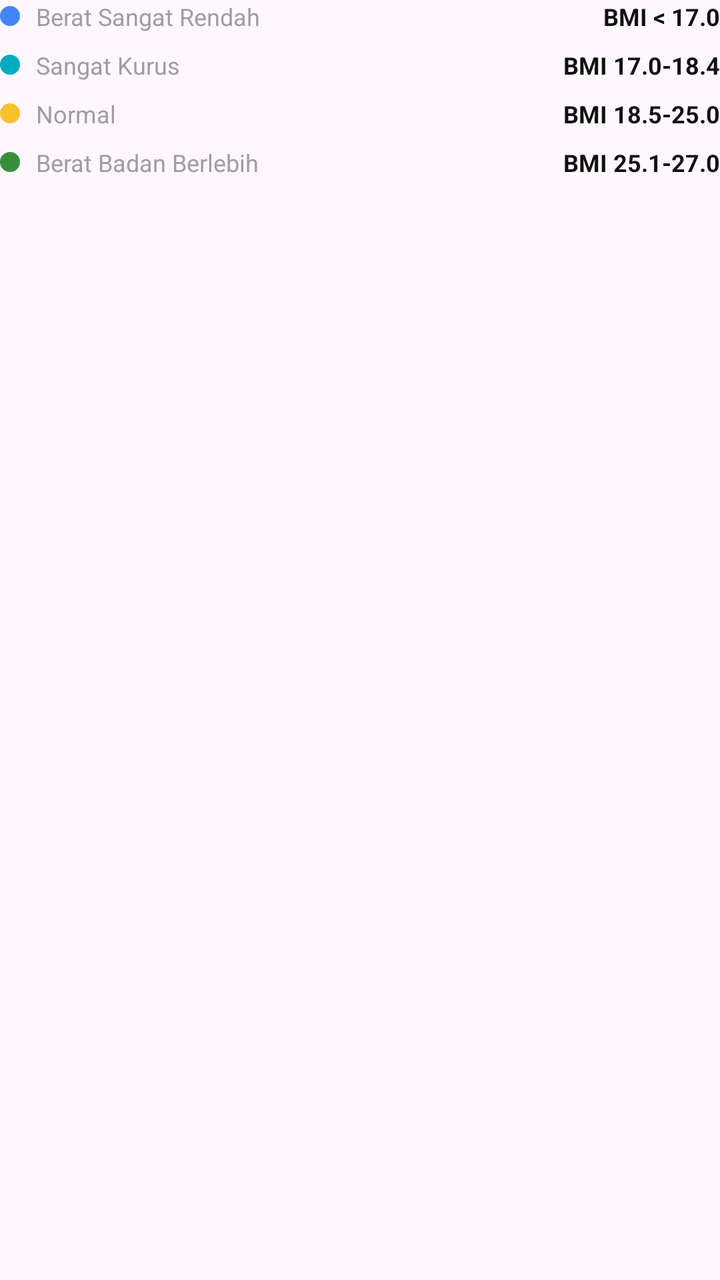
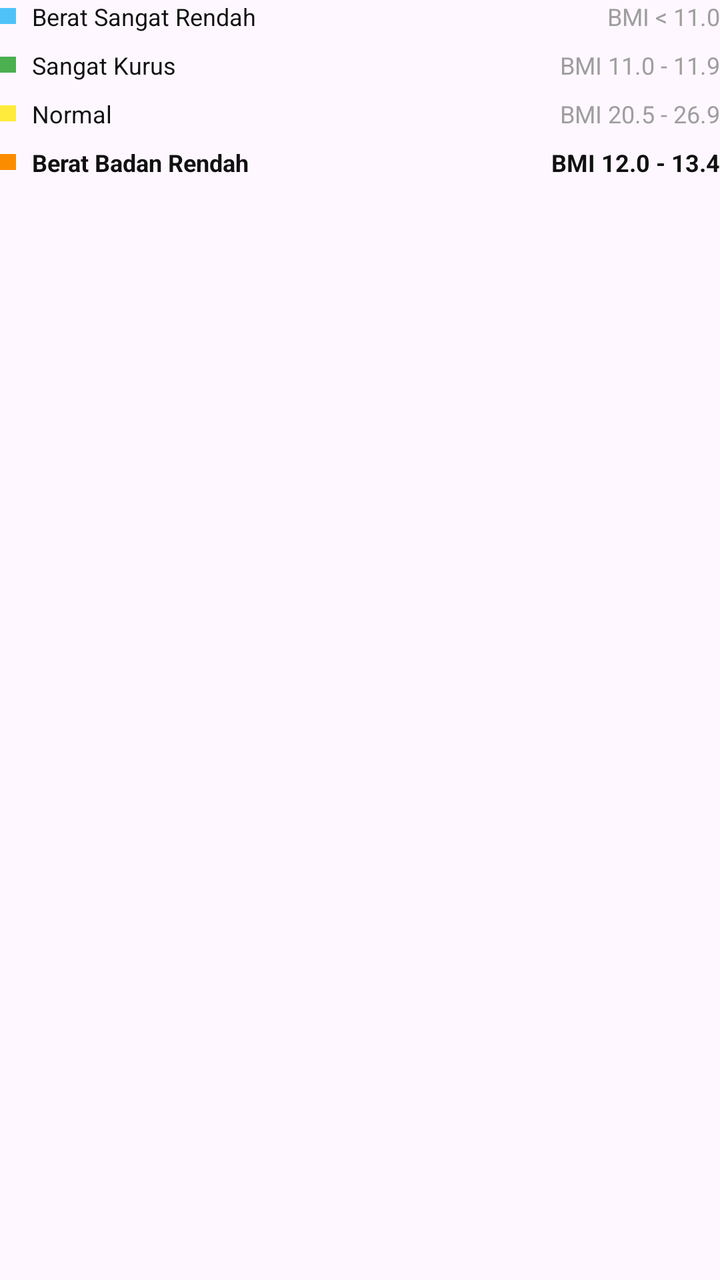

Before-and-after screenshots of an Android layout around one commit, followed by the original layout XML and the change that was made.
<!-- AndroidManifest.xml: application theme Theme.TrackerSiklusMenstruasi -->
<!-- res/layout/item_bmi_legend.xml -->
<?xml version="1.0" encoding="utf-8"?>
<LinearLayout xmlns:android="http://schemas.android.com/apk/res/android"
    android:layout_width="match_parent"
    android:layout_height="wrap_content"
    android:orientation="vertical">

    <LinearLayout android:layout_width="match_parent" android:layout_height="wrap_content" android:orientation="horizontal" android:layout_marginBottom="8dp">
        <View android:layout_width="10dp" android:layout_height="10dp" android:layout_gravity="center_vertical" android:background="@drawable/bg_circle_pink" android:backgroundTint="#4285F4" />
        <TextView android:layout_width="0dp" android:layout_height="wrap_content" android:layout_weight="1" android:layout_marginStart="8dp" android:text="Berat Sangat Rendah" android:textSize="12sp" android:textColor="@color/gray" />
        <TextView android:layout_width="wrap_content" android:layout_height="wrap_content" android:text="BMI &lt; 17.0" android:textSize="12sp" android:textColor="@color/black" android:textStyle="bold" />
    </LinearLayout>

    <LinearLayout android:layout_width="match_parent" android:layout_height="wrap_content" android:orientation="horizontal" android:layout_marginBottom="8dp">
        <View android:layout_width="10dp" android:layout_height="10dp" android:layout_gravity="center_vertical" android:background="@drawable/bg_circle_pink" android:backgroundTint="#00ACC1" />
        <TextView android:layout_width="0dp" android:layout_height="wrap_content" android:layout_weight="1" android:layout_marginStart="8dp" android:text="Sangat Kurus" android:textSize="12sp" android:textColor="@color/gray" />
        <TextView android:layout_width="wrap_content" android:layout_height="wrap_content" android:text="BMI 17.0-18.4" android:textSize="12sp" android:textColor="@color/black" android:textStyle="bold" />
    </LinearLayout>

    <LinearLayout android:layout_width="match_parent" android:layout_height="wrap_content" android:orientation="horizontal" android:layout_marginBottom="8dp">
        <View android:layout_width="10dp" android:layout_height="10dp" android:layout_gravity="center_vertical" android:background="@drawable/bg_circle_pink" android:backgroundTint="#FBC02D" />
        <TextView android:layout_width="0dp" android:layout_height="wrap_content" android:layout_weight="1" android:layout_marginStart="8dp" android:text="Normal" android:textSize="12sp" android:textColor="@color/gray" />
        <TextView android:layout_width="wrap_content" android:layout_height="wrap_content" android:text="BMI 18.5-25.0" android:textSize="12sp" android:textColor="@color/black" android:textStyle="bold" />
    </LinearLayout>

    <LinearLayout android:layout_width="match_parent" android:layout_height="wrap_content" android:orientation="horizontal" android:layout_marginBottom="8dp">
        <View android:layout_width="10dp" android:layout_height="10dp" android:layout_gravity="center_vertical" android:background="@drawable/bg_circle_pink" android:backgroundTint="#388E3C" />
        <TextView android:layout_width="0dp" android:layout_height="wrap_content" android:layout_weight="1" android:layout_marginStart="8dp" android:text="Berat Badan Berlebih" android:textSize="12sp" android:textColor="@color/gray" />
        <TextView android:layout_width="wrap_content" android:layout_height="wrap_content" android:text="BMI 25.1-27.0" android:textSize="12sp" android:textColor="@color/black" android:textStyle="bold" />
    </LinearLayout>

</LinearLayout>
<!-- resources referenced by this layout -->
<resources>
  <color name="black">#111111</color>
  <color name="gray">#9E9E9E</color>
  <!-- drawable bg_circle_pink (drawable) -->
  <?xml version="1.0" encoding="utf-8"?>
  <shape xmlns:android="http://schemas.android.com/apk/res/android"
      android:shape="oval">
      <solid android:color="@color/pink_main" />
  </shape>
  <style name="Theme.TrackerSiklusMenstruasi" parent="Base.Theme.TrackerSiklusMenstruasi">
          
          <item name="android:editTextColor">@color/pink_main</item>
          <item name="android:textColorPrimary">@color/pink_main</item>
      </style>
  <color name="pink_main">#FF5C7A</color>
  <style name="Base.Theme.TrackerSiklusMenstruasi" parent="Theme.Material3.DayNight.NoActionBar">
          
          <item name="colorPrimary">@color/pink_main</item>
          <item name="colorControlNormal">@color/pink_main</item>
      </style>
</resources>

<!-- the commit's change to res/layout/item_bmi_legend.xml (unified diff, before → after) -->
@@ -5,27 +5,27 @@
     android:orientation="vertical">
 
     <LinearLayout android:layout_width="match_parent" android:layout_height="wrap_content" android:orientation="horizontal" android:layout_marginBottom="8dp">
-        <View android:layout_width="10dp" android:layout_height="10dp" android:layout_gravity="center_vertical" android:background="@drawable/bg_circle_pink" android:backgroundTint="#4285F4" />
-        <TextView android:layout_width="0dp" android:layout_height="wrap_content" android:layout_weight="1" android:layout_marginStart="8dp" android:text="Berat Sangat Rendah" android:textSize="12sp" android:textColor="@color/gray" />
-        <TextView android:layout_width="wrap_content" android:layout_height="wrap_content" android:text="BMI &lt; 17.0" android:textSize="12sp" android:textColor="@color/black" android:textStyle="bold" />
+        <View android:layout_width="8dp" android:layout_height="8dp" android:layout_gravity="center_vertical" android:background="#4FC3F7" />
+        <TextView android:layout_width="0dp" android:layout_height="wrap_content" android:layout_weight="1" android:layout_marginStart="8dp" android:text="Berat Sangat Rendah" android:textSize="12sp" android:textColor="@color/black" />
+        <TextView android:layout_width="wrap_content" android:layout_height="wrap_content" android:text="BMI &lt; 11.0" android:textSize="12sp" android:textColor="@color/gray" />
     </LinearLayout>
 
     <LinearLayout android:layout_width="match_parent" android:layout_height="wrap_content" android:orientation="horizontal" android:layout_marginBottom="8dp">
-        <View android:layout_width="10dp" android:layout_height="10dp" android:layout_gravity="center_vertical" android:background="@drawable/bg_circle_pink" android:backgroundTint="#00ACC1" />
-        <TextView android:layout_width="0dp" android:layout_height="wrap_content" android:layout_weight="1" android:layout_marginStart="8dp" android:text="Sangat Kurus" android:textSize="12sp" android:textColor="@color/gray" />
-        <TextView android:layout_width="wrap_content" android:layout_height="wrap_content" android:text="BMI 17.0-18.4" android:textSize="12sp" android:textColor="@color/black" android:textStyle="bold" />
+        <View android:layout_width="8dp" android:layout_height="8dp" android:layout_gravity="center_vertical" android:background="#4CAF50" />
+        <TextView android:layout_width="0dp" android:layout_height="wrap_content" android:layout_weight="1" android:layout_marginStart="8dp" android:text="Sangat Kurus" android:textSize="12sp" android:textColor="@color/black" />
+        <TextView android:layout_width="wrap_content" android:layout_height="wrap_content" android:text="BMI 11.0 - 11.9" android:textSize="12sp" android:textColor="@color/gray" />
     </LinearLayout>
 
     <LinearLayout android:layout_width="match_parent" android:layout_height="wrap_content" android:orientation="horizontal" android:layout_marginBottom="8dp">
-        <View android:layout_width="10dp" android:layout_height="10dp" android:layout_gravity="center_vertical" android:background="@drawable/bg_circle_pink" android:backgroundTint="#FBC02D" />
-        <TextView android:layout_width="0dp" android:layout_height="wrap_content" android:layout_weight="1" android:layout_marginStart="8dp" android:text="Normal" android:textSize="12sp" android:textColor="@color/gray" />
-        <TextView android:layout_width="wrap_content" android:layout_height="wrap_content" android:text="BMI 18.5-25.0" android:textSize="12sp" android:textColor="@color/black" android:textStyle="bold" />
+        <View android:layout_width="8dp" android:layout_height="8dp" android:layout_gravity="center_vertical" android:background="#FFEB3B" />
+        <TextView android:layout_width="0dp" android:layout_height="wrap_content" android:layout_weight="1" android:layout_marginStart="8dp" android:text="Normal" android:textSize="12sp" android:textColor="@color/black" />
+        <TextView android:layout_width="wrap_content" android:layout_height="wrap_content" android:text="BMI 20.5 - 26.9" android:textSize="12sp" android:textColor="@color/gray" />
     </LinearLayout>
 
     <LinearLayout android:layout_width="match_parent" android:layout_height="wrap_content" android:orientation="horizontal" android:layout_marginBottom="8dp">
-        <View android:layout_width="10dp" android:layout_height="10dp" android:layout_gravity="center_vertical" android:background="@drawable/bg_circle_pink" android:backgroundTint="#388E3C" />
-        <TextView android:layout_width="0dp" android:layout_height="wrap_content" android:layout_weight="1" android:layout_marginStart="8dp" android:text="Berat Badan Berlebih" android:textSize="12sp" android:textColor="@color/gray" />
-        <TextView android:layout_width="wrap_content" android:layout_height="wrap_content" android:text="BMI 25.1-27.0" android:textSize="12sp" android:textColor="@color/black" android:textStyle="bold" />
+        <View android:layout_width="8dp" android:layout_height="8dp" android:layout_gravity="center_vertical" android:background="#FB8C00" />
+        <TextView android:layout_width="0dp" android:layout_height="wrap_content" android:layout_weight="1" android:layout_marginStart="8dp" android:text="Berat Badan Rendah" android:textSize="12sp" android:textColor="@color/black" android:textStyle="bold" />
+        <TextView android:layout_width="wrap_content" android:layout_height="wrap_content" android:text="BMI 12.0 - 13.4" android:textSize="12sp" android:textColor="@color/black" android:textStyle="bold" />
     </LinearLayout>
 
 </LinearLayout>
<!-- resource entries referenced after the edit -->
@@ -2,12 +2,6 @@
 <resources>
   <color name="black">#111111</color>
   <color name="gray">#9E9E9E</color>
-  <!-- drawable bg_circle_pink (drawable) -->
-  <?xml version="1.0" encoding="utf-8"?>
-  <shape xmlns:android="http://schemas.android.com/apk/res/android"
-      android:shape="oval">
-      <solid android:color="@color/pink_main" />
-  </shape>
   <style name="Theme.TrackerSiklusMenstruasi" parent="Base.Theme.TrackerSiklusMenstruasi">
           
           <item name="android:editTextColor">@color/pink_main</item>
